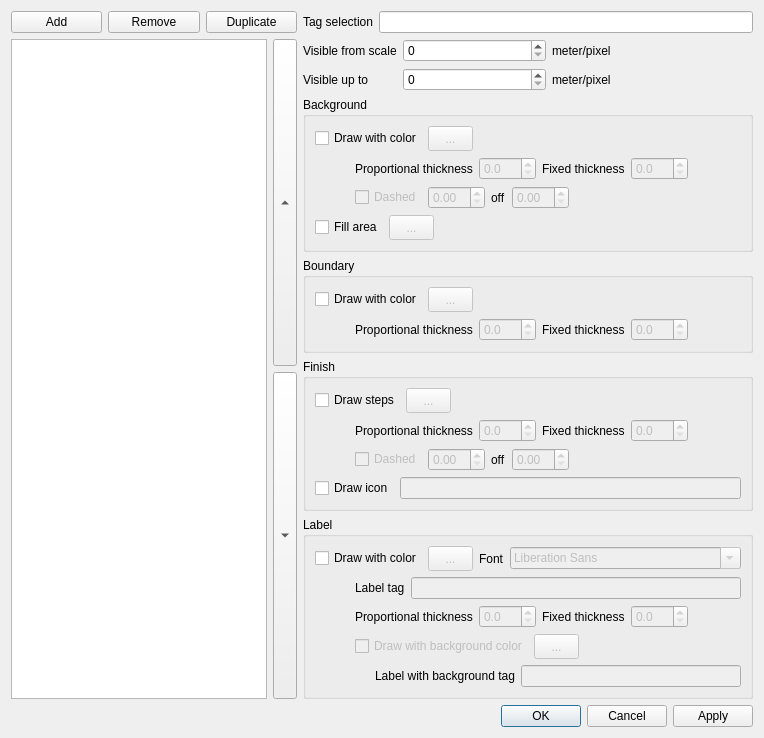
Above: PaintStyle/PaintStyleEditor.ui from openstreetmap/merkaartor before the change. Below: the same form after it.
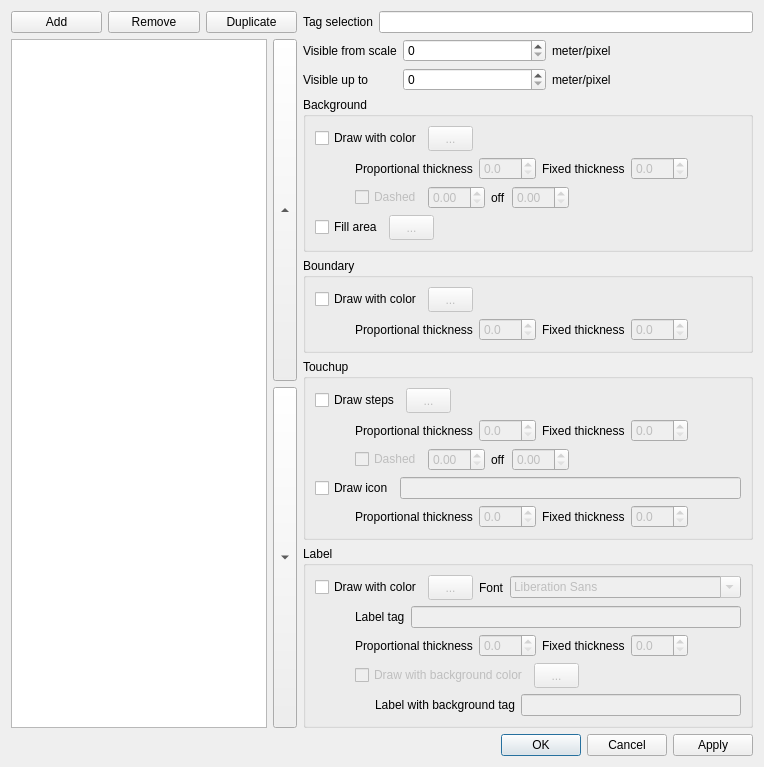
That is the form after the change.

Commit message: ADD : scalable POI icons in styles (Closes #1119) FIX : make svg icons background transparent

Patch:
```diff
--- a/PaintStyle/PaintStyleEditor.ui
+++ b/PaintStyle/PaintStyleEditor.ui
@@ -6,7 +6,7 @@
     <x>0</x>
     <y>0</y>
     <width>727</width>
-    <height>727</height>
+    <height>755</height>
    </rect>
   </property>
   <property name="windowTitle" >
@@ -601,7 +601,7 @@
        <item>
         <widget class="QGroupBox" name="groupBox_3" >
          <property name="title" >
-          <string>Finish</string>
+          <string>Touchup</string>
          </property>
          <layout class="QVBoxLayout" name="verticalLayout_3" >
           <item>
@@ -823,6 +823,85 @@
             </item>
            </layout>
           </item>
+          <item>
+           <layout class="QHBoxLayout" name="_2" >
+            <property name="spacing" >
+             <number>6</number>
+            </property>
+            <property name="margin" >
+             <number>0</number>
+            </property>
+            <item>
+             <spacer>
+              <property name="orientation" >
+               <enum>Qt::Horizontal</enum>
+              </property>
+              <property name="sizeType" >
+               <enum>QSizePolicy::Minimum</enum>
+              </property>
+              <property name="sizeHint" stdset="0" >
+               <size>
+                <width>40</width>
+                <height>20</height>
+               </size>
+              </property>
+             </spacer>
+            </item>
+            <item>
+             <widget class="QLabel" name="label_19" >
+              <property name="text" >
+               <string>Proportional thickness</string>
+              </property>
+             </widget>
+            </item>
+            <item>
+             <widget class="QDoubleSpinBox" name="ProportionalIcon" >
+              <property name="enabled" >
+               <bool>false</bool>
+              </property>
+              <property name="decimals" >
+               <number>1</number>
+              </property>
+              <property name="singleStep" >
+               <double>0.500000000000000</double>
+              </property>
+             </widget>
+            </item>
+            <item>
+             <widget class="QLabel" name="label_20" >
+              <property name="text" >
+               <string>Fixed thickness</string>
+              </property>
+             </widget>
+            </item>
+            <item>
+             <widget class="QDoubleSpinBox" name="FixedIcon" >
+              <property name="enabled" >
+               <bool>false</bool>
+              </property>
+              <property name="decimals" >
+               <number>1</number>
+              </property>
+              <property name="singleStep" >
+               <double>0.500000000000000</double>
+              </property>
+             </widget>
+            </item>
+            <item>
+             <spacer>
+              <property name="orientation" >
+               <enum>Qt::Horizontal</enum>
+              </property>
+              <property name="sizeHint" stdset="0" >
+               <size>
+                <width>40</width>
+                <height>20</height>
+               </size>
+              </property>
+             </spacer>
+            </item>
+           </layout>
+          </item>
          </layout>
         </widget>
        </item>
```
Left out of the diff: 84 changed lines with no effect on the pictures. The commit also changes 15 other files.
